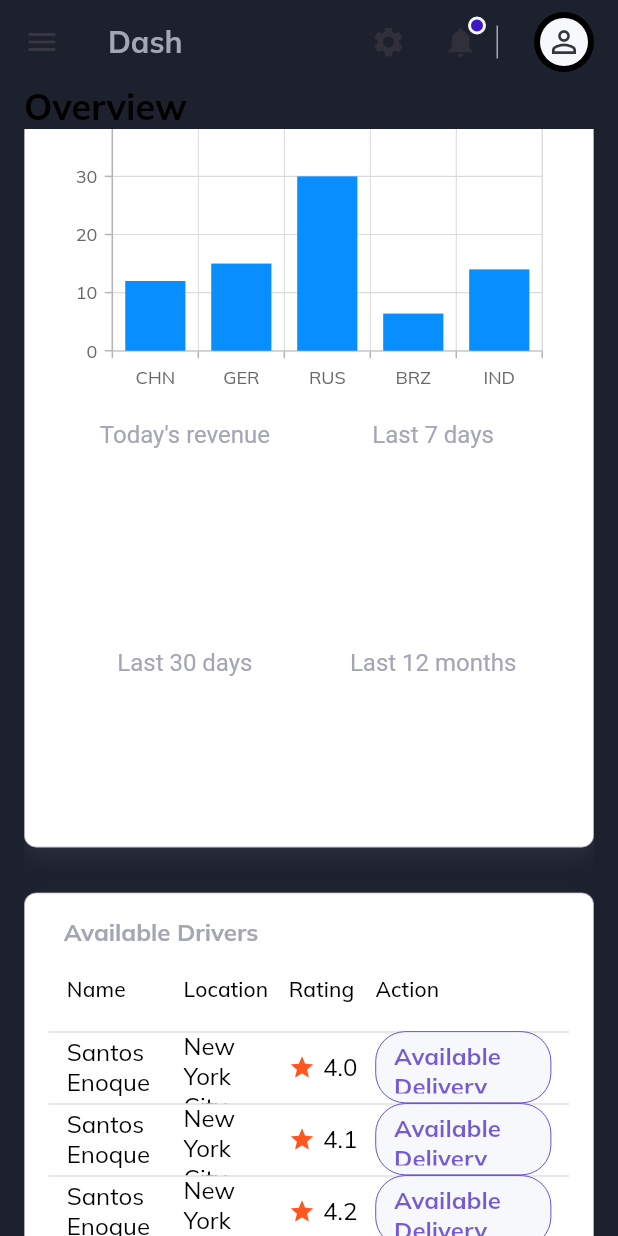
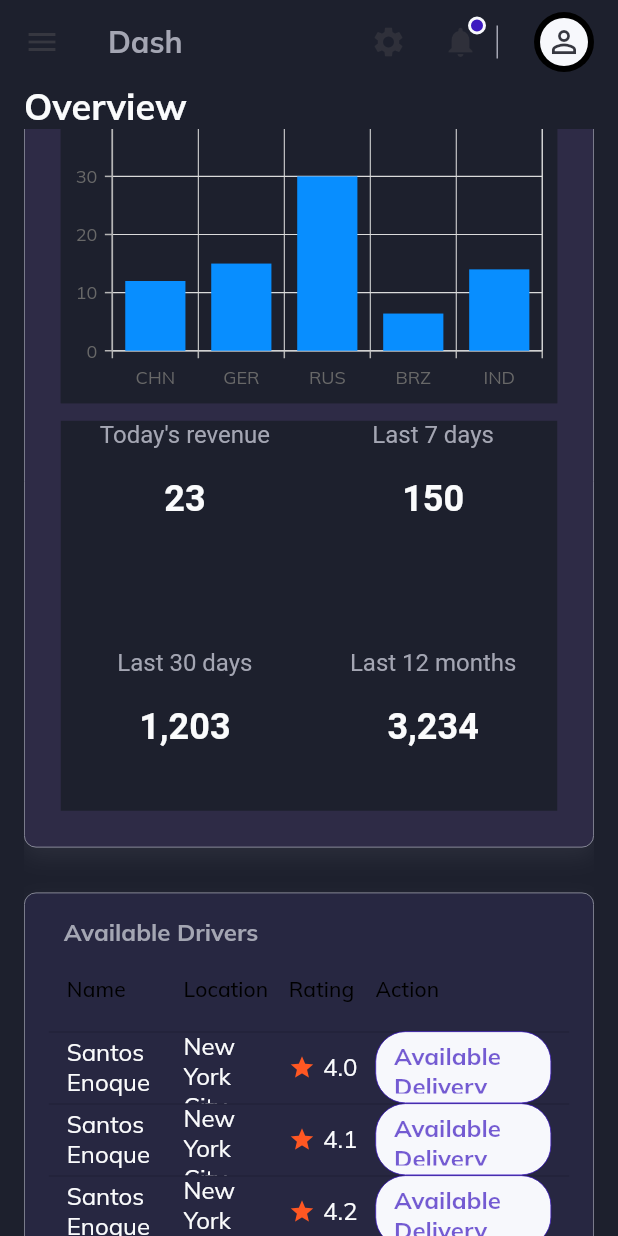
Before and after one commit to FeirAppGroup/FeirApp_Dashboard, a Flutter app: the SiteLayout screen opened by its route, scrolled down 576 dp, on a phone screen of 412 x 824 dp. Run offline on Flutter 3.47's test engine with Material 2 defaults, Android fonts, the phone set to English and light mode, and no system bars; our stand-ins replace data_table_2, get, google_fonts, syncfusion_flutter_charts.

Commit message:
Cores dos Widgets Grafico e Table Editados

```diff
--- a/lib/pages/overview/overview.dart
+++ b/lib/pages/overview/overview.dart
@@ -4,6 +4,7 @@ import 'package:flutter/material.dart';
 import 'package:get/get.dart';
 
 import '../../constants/controllers.dart';
+import '../../constants/style.dart';
 import '../../helpers/responsiveness.dart';
 import '../../widgets/Cards/overview_cards_large.dart';
 import '../../widgets/Cards/overview_cards_medium.dart';
@@ -27,6 +28,7 @@ class OverviewPage extends StatelessWidget {
                   text: menuController.activeItem.value,
                   size: 24,
                   weight: FontWeight.bold,
+                  color: textWhite,
                 ),
               )
             ],
--- a/lib/pages/overview/widgets/available_drivers.dart
+++ b/lib/pages/overview/widgets/available_drivers.dart
@@ -11,7 +11,7 @@ class AvailableDrivers extends StatelessWidget {
       padding: const EdgeInsets.all(16),
       margin: EdgeInsets.only(bottom: 30),
       decoration: BoxDecoration(
-        color: Colors.white,
+        color: bgBlackCard,
         borderRadius: BorderRadius.circular(8),
         boxShadow: [
           BoxShadow(offset: Offset(0, 6), color: lightGrey.withOpacity(.1), blurRadius: 12),
@@ -58,8 +58,18 @@ class AvailableDrivers extends StatelessWidget {
               7,
               (index) => DataRow(
                 cells: [
-                  DataCell(CustomText(text: "Santos Enoque")),
-                  DataCell(CustomText(text: "New York City")),
+                  DataCell(
+                    CustomText(
+                      text: "Santos Enoque",
+                      color: textWhite,
+                    ),
+                  ),
+                  DataCell(
+                    CustomText(
+                      text: "New York City",
+                      color: textWhite,
+                    ),
+                  ),
                   DataCell(Row(
                     mainAxisSize: MainAxisSize.min,
                     children: [
@@ -71,7 +81,10 @@ class AvailableDrivers extends StatelessWidget {
                       SizedBox(
                         width: 5,
                       ),
-                      CustomText(text: "4.$index"),
+                      CustomText(
+                        text: "4.$index",
+                        color: textWhite,
+                      ),
                     ],
                   )),
                   DataCell(
--- a/lib/pages/overview/widgets/bar_chart.dart
+++ b/lib/pages/overview/widgets/bar_chart.dart
@@ -1,3 +1,4 @@
+import 'package:dashboard_feirapp/constants/style.dart';
 import 'package:flutter/material.dart';
 import 'package:syncfusion_flutter_charts/charts.dart';
 
@@ -29,6 +30,7 @@ class _ChartsDriversState extends State<ChartsDrivers> {
   @override
   Widget build(BuildContext context) {
     return Container(
+        color: bgBlackMain,
         child: SfCartesianChart(
             primaryXAxis: CategoryAxis(),
             primaryYAxis: NumericAxis(minimum: 0, maximum: 40, interval: 10),
--- a/lib/pages/overview/widgets/revenue_section/revenue_info.dart
+++ b/lib/pages/overview/widgets/revenue_section/revenue_info.dart
@@ -30,6 +30,7 @@ class RevenueInfo extends StatelessWidget {
               text: "$amount\n\n",
               style: TextStyle(
                 fontSize: 24,
+                color: textWhite,
                 fontWeight: FontWeight.bold,
               ),
             )
--- a/lib/pages/overview/widgets/revenue_section/revenue_section_large.dart
+++ b/lib/pages/overview/widgets/revenue_section/revenue_section_large.dart
@@ -15,10 +15,14 @@ class RevenueSectionLarge extends StatelessWidget {
       padding: EdgeInsets.all(24),
       margin: EdgeInsets.symmetric(vertical: 30),
       decoration: BoxDecoration(
-        color: Colors.white,
+        color: bgBlackCard,
         borderRadius: BorderRadius.circular(8),
         boxShadow: [
-          BoxShadow(offset: Offset(0, 6), color: lightGrey.withOpacity(.1), blurRadius: 12),
+          BoxShadow(
+            offset: Offset(0, 6),
+            color: lightGrey.withOpacity(.1),
+            blurRadius: 12,
+          ),
         ],
         border: Border.all(color: lightGrey, width: .5),
       ),
@@ -32,9 +36,10 @@ class RevenueSectionLarge extends StatelessWidget {
                   text: "Revenue Chart",
                   size: 20,
                   weight: FontWeight.bold,
-                  color: lightGrey,
+                  color: textWhite,
                 ),
                 Container(
+                  color: bgBlackMain,
                   width: 500,
                   height: 200,
                   child: ChartsDrivers(),
--- a/lib/pages/overview/widgets/revenue_section/revenue_section_small.dart
+++ b/lib/pages/overview/widgets/revenue_section/revenue_section_small.dart
@@ -15,7 +15,7 @@ class RevenueSectionSmall extends StatelessWidget {
       padding: EdgeInsets.all(24),
       margin: EdgeInsets.symmetric(vertical: 30),
       decoration: BoxDecoration(
-        color: Colors.white,
+        color: mainBlack,
         borderRadius: BorderRadius.circular(8),
         boxShadow: [
           BoxShadow(offset: Offset(0, 6), color: lightGrey.withOpacity(.1), blurRadius: 12),
@@ -33,9 +33,10 @@ class RevenueSectionSmall extends StatelessWidget {
                   text: "Revenue Chart",
                   size: 20,
                   weight: FontWeight.bold,
-                  color: lightGrey,
+                  color: textWhite,
                 ),
                 Container(
+                  color: bgBlackMain,
                   width: 400,
                   height: 200,
                   child: ChartsDrivers(),
@@ -44,6 +45,7 @@ class RevenueSectionSmall extends StatelessWidget {
             ),
           ),
           Container(
+            color: bgBlackMain,
             height: 260,
             child: Column(
               mainAxisAlignment: MainAxisAlignment.spaceEvenly,
```
Lines whose indentation alone changed are shown as unchanged.
